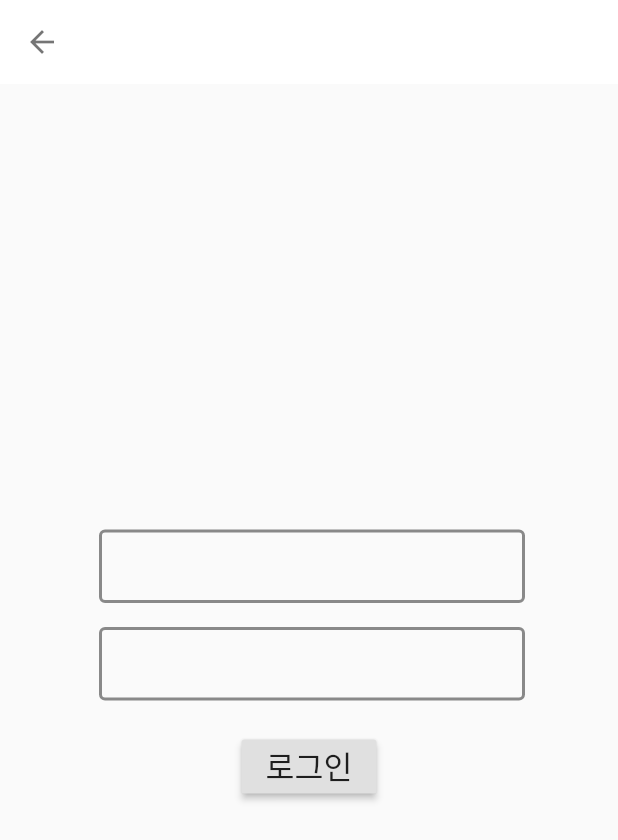
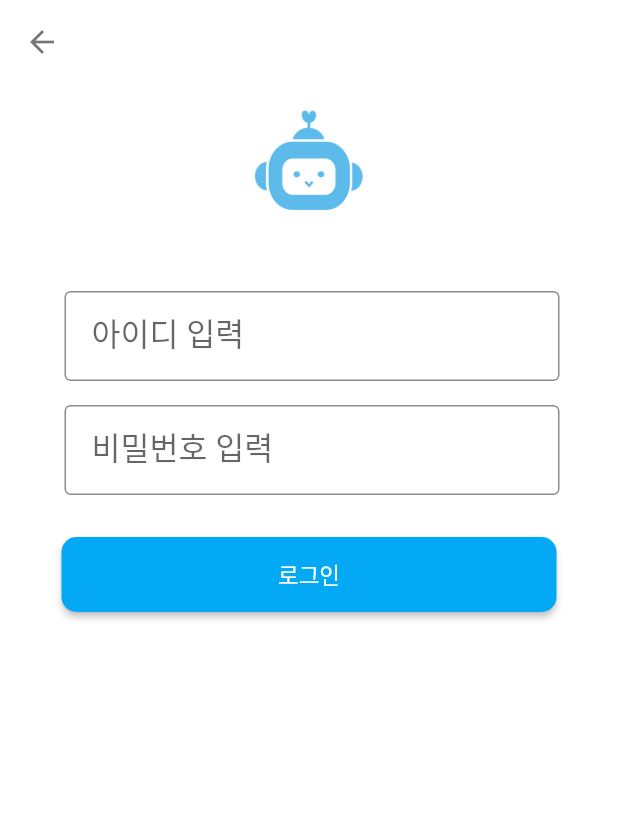
Before and after one commit to pletis/flutter_study, a Flutter app: the screen it shows after launch, after a tap on "인트라넷으로 시작", on a phone screen of 412 x 824 dp. Shown: the top 840 px of the screen. Run offline on Flutter 3.47's test engine with Material 2 defaults, Android fonts, the phone set to English and light mode, and no system bars.

Commit message:
add_login_update

```diff
--- a/bibletestapp/lib/home.dart
+++ b/bibletestapp/lib/home.dart
@@ -1,5 +1,6 @@
 import 'dart:io';
 import 'package:flutter/material.dart';
+import 'package:flutter/rendering.dart';
 
 class Homepage extends StatelessWidget {
   @override
@@ -12,9 +13,9 @@ class Homepage extends StatelessWidget {
           children: <Widget>[
             Center(
                 child: Image.asset(
-                  'assets/성서봇로고.png',
-                  height: 300,
-                )),
+              'assets/성서봇로고.png',
+              height: 300,
+            )),
             Center(
               child: Text(
                 '성서봇',
@@ -68,42 +69,60 @@ class _LoginState extends State<Login> {
   @override
   Widget build(BuildContext context) {
     return Scaffold(
+        backgroundColor: Colors.white,
         appBar: AppBar(
           backgroundColor: Colors.white,
           elevation: 0.0,
           leading: IconButton(
-            icon:  Icon(Icons.arrow_back),
+            icon: Icon(Icons.arrow_back),
             color: Colors.black54,
-            onPressed: (){
+            onPressed: () {
               Navigator.pop(context);
             },
           ),
         ),
         body: Column(
           children: <Widget>[
+            Image.asset(
+              'assets/성서봇로고.png',
+              height: 110,
+            ),
+            SizedBox(
+              height: 20,
+            ),
             makeRowContainer(true),
-            makeRowContainer(false),
+            makeRowContainer2(false),
+            SizedBox(
+              height: 20
+            ),
             Container(
+              width: 330,
+              height: 50,
               child: RaisedButton(
-                child: Text('로그인', style: TextStyle(fontSize: 21)),
+                shape: RoundedRectangleBorder(
+                  borderRadius: BorderRadius.all(Radius.circular(10.0))
+                ),
+                color: Colors.lightBlue,
+                child: Text('로그인',
+                    style: TextStyle(fontSize: 15, color: Colors.white)),
                 onPressed: () {
                   if (userName == 'pletis' && password == 'TJSwk700_') {
                     setState(() {
                       userName = '';
                       password = '';
                     });
-                  }
-                  else
+                  } else
                     Scaffold.of(context)
                       ..removeCurrentSnackBar()
-                      ..showSnackBar(SnackBar(content: Text('일치하지않습니다.'),));
+                      ..showSnackBar(SnackBar(
+                        content: Text('일치하지않습니다.'),
+                      ));
                 },
               ),
-              margin: EdgeInsets.only(top: 12),
-            )
+            ),
           ],
-          mainAxisAlignment: MainAxisAlignment.center,
-        ));
+        )
+    );
   }
 
   Widget makeRowContainer(bool isUserName) {
@@ -114,7 +133,19 @@ class _LoginState extends State<Login> {
         ],
         mainAxisAlignment: MainAxisAlignment.spaceBetween,
       ),
-      padding: EdgeInsets.only(left: 50, right: 0, top: 8, bottom: 8),
+      padding: EdgeInsets.only(left: 43, right: 0, top: 8, bottom: 8),
+    );
+  }
+
+  Widget makeRowContainer2(bool isUserName) {
+    return Container(
+      child: Row(
+        children: <Widget>[
+          makeTextField2(isUserName),
+        ],
+        mainAxisAlignment: MainAxisAlignment.spaceBetween,
+      ),
+      padding: EdgeInsets.only(left: 43, right: 0, top: 8, bottom: 8),
     );
   }
 
@@ -123,15 +154,13 @@ class _LoginState extends State<Login> {
       child: TextField(
         controller: TextEditingController(),
         style: TextStyle(fontSize: 21, color: Colors.black),
-        textAlign: TextAlign.center,
+        textAlign: TextAlign.left,
         decoration: InputDecoration(
+          hintText: ("아이디 입력"),
           enabledBorder: OutlineInputBorder(
-            borderSide: BorderSide(
-                color: Colors.black45,
-                width: 2.0
-            ),
+            borderSide: BorderSide(color: Colors.black45, width: 1.0),
           ),
-          contentPadding: EdgeInsets.all(12),
+          contentPadding: EdgeInsets.all(18),
         ),
         onChanged: (String str) {
           if (isUserName)
@@ -140,8 +169,33 @@ class _LoginState extends State<Login> {
             password = str;
         },
       ),
-      width: 300,
-      padding: EdgeInsets.only(left: 16),
+      width: 330,
+      height: 60,
+    );
+  }
+
+  Widget makeTextField2(bool isUserName) {
+    return Container(
+      child: TextField(
+        controller: TextEditingController(),
+        style: TextStyle(fontSize: 21, color: Colors.black),
+        textAlign: TextAlign.left,
+        decoration: InputDecoration(
+          hintText: ("비밀번호 입력"),
+          enabledBorder: OutlineInputBorder(
+            borderSide: BorderSide(color: Colors.black45, width: 1.0),
+          ),
+          contentPadding: EdgeInsets.all(18),
+        ),
+        onChanged: (String str) {
+          if (isUserName)
+            userName = str;
+          else
+            password = str;
+        },
+      ),
+      width: 330,
+      height: 60,
     );
   }
 }
--- a/bibletestapp/lib/main.dart
+++ b/bibletestapp/lib/main.dart
@@ -19,7 +19,7 @@ class _MyAppState extends State<MyApp> {
   void initState() {
     super.initState();
     Future.delayed(
-      Duration(seconds: 5),
+      Duration(seconds: 3),
       () {
         Navigator.push(
           context,
```
